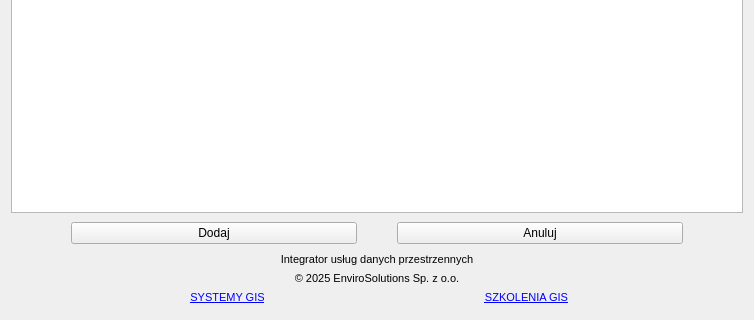
This is integrator_uslug_danych_przestrzennych_dialog_base.ui in envirosolutionspl/integrator_uslug_danych_przestrzennych as Qt 5 draws it before an edit; both pictures show x 0 to 754 and y 310 to 630 of the 754 by 630 pixel window. The edited form follows.
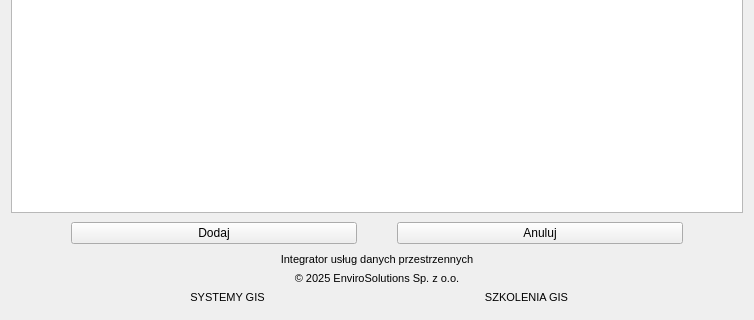
This is the edited form. Icons and pictures are not drawn.

Commit message: Dodanie linków z UTM

What changed in the file:
```diff
--- a/integrator_uslug_danych_przestrzennych_dialog_base.ui
+++ b/integrator_uslug_danych_przestrzennych_dialog_base.ui
@@ -191,7 +191,7 @@
           </font>
          </property>
          <property name="text">
-          <string>&lt;html&gt;&lt;head/&gt;&lt;body&gt;&lt;p&gt;&lt;a href=&quot;https://envirosolutions.pl/systemy-opensource-gis/&quot;&gt;&lt;span style=&quot; text-decoration: underline; color:#0000ff;&quot;&gt;SYSTEMY GIS&lt;/span&gt;&lt;/a&gt;&lt;/p&gt;&lt;/body&gt;&lt;/html&gt;</string>
+          <string>&lt;html&gt;&lt;head/&gt;&lt;body&gt;&lt;p&gt;&lt;a href=&quot;https://envirosolutions.pl/systemy-opensource-gis/?utm_source=stopka&amp;utm_medium=wtyczka&amp;utm_campaign=organic&amp;utm_term=integrator_uslug_danych_przestrzennych&quot;&gt;&lt;span style=&quot; text-decoration: underline; color:#0000ff;&quot;&gt;SYSTEMY GIS&lt;/span&gt;&lt;/a&gt;&lt;/p&gt;&lt;/body&gt;&lt;/html&gt;</string>
          </property>
          <property name="textFormat">
           <enum>Qt::MarkdownText</enum>
@@ -215,7 +215,7 @@
           </font>
          </property>
          <property name="text">
-          <string>&lt;html&gt;&lt;head/&gt;&lt;body&gt;&lt;p&gt;&lt;a href=&quot;https://envirosolutions.pl/oferta-szkoleniowa/&quot;&gt;&lt;span style=&quot; text-decoration: underline; color:#0000ff;&quot;&gt;SZKOLENIA GIS&lt;/span&gt;&lt;/a&gt;&lt;/p&gt;&lt;/body&gt;&lt;/html&gt;</string>
+          <string>&lt;html&gt;&lt;head/&gt;&lt;body&gt;&lt;p&gt;&lt;a href=&quot;https://envirosolutions.pl/oferta-szkoleniowa/?utm_source=stopka&amp;utm_medium=wtyczka&amp;utm_campaign=organic&amp;utm_term=integrator_uslug_danych_przestrzennych&quot;&gt;&lt;span style=&quot; text-decoration: underline; color:#0000ff;&quot;&gt;SZKOLENIA GIS&lt;/span&gt;&lt;/a&gt;&lt;/p&gt;&lt;/body&gt;&lt;/html&gt;</string>
          </property>
          <property name="textFormat">
           <enum>Qt::MarkdownText</enum>
```
